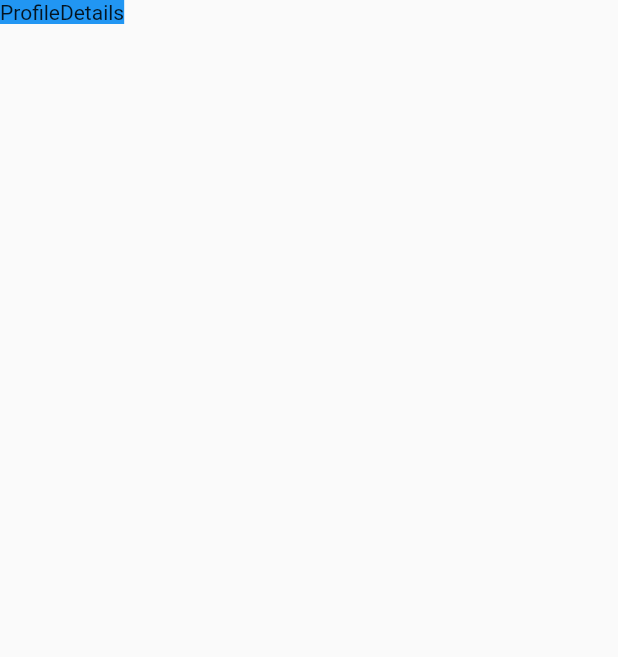
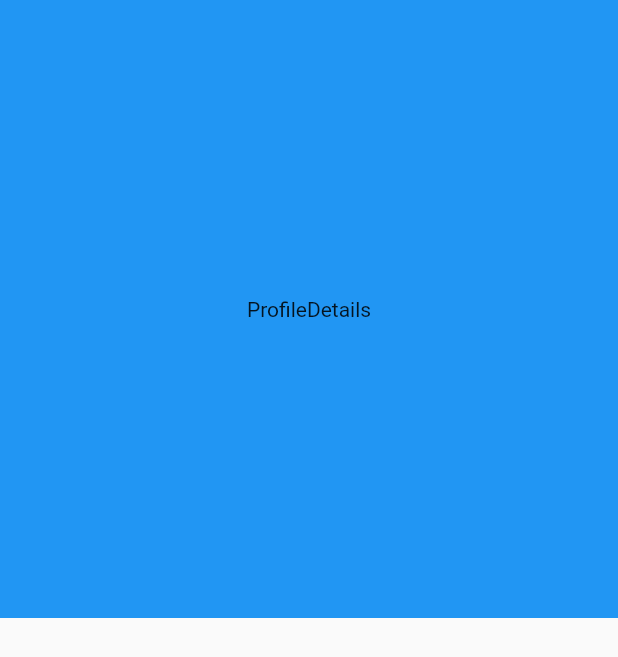
Before and after one commit to Avivar101/portfolio_app, a Flutter app: the screen it shows after launch, on a phone screen of 412 x 824 dp. Shown: the top 657 px of the screen. Run offline on Flutter 3.47's test engine with Material 2 defaults, Android fonts, the phone set to English and light mode, and no system bars.

Commit message:
Update profile_widget.dart

```diff
--- a/lib/widgets/profile_widget.dart
+++ b/lib/widgets/profile_widget.dart
@@ -6,6 +6,9 @@ class ProfileDetails extends StatelessWidget {
   @override
   Widget build(BuildContext context) {
     return Container(
+      height: MediaQuery.of(context).size.height * 0.5,
+      width: MediaQuery.of(context).size.width,
+      alignment: Alignment.center,
       color: Colors.blue,
       child: Text("ProfileDetails"),
     );
```
